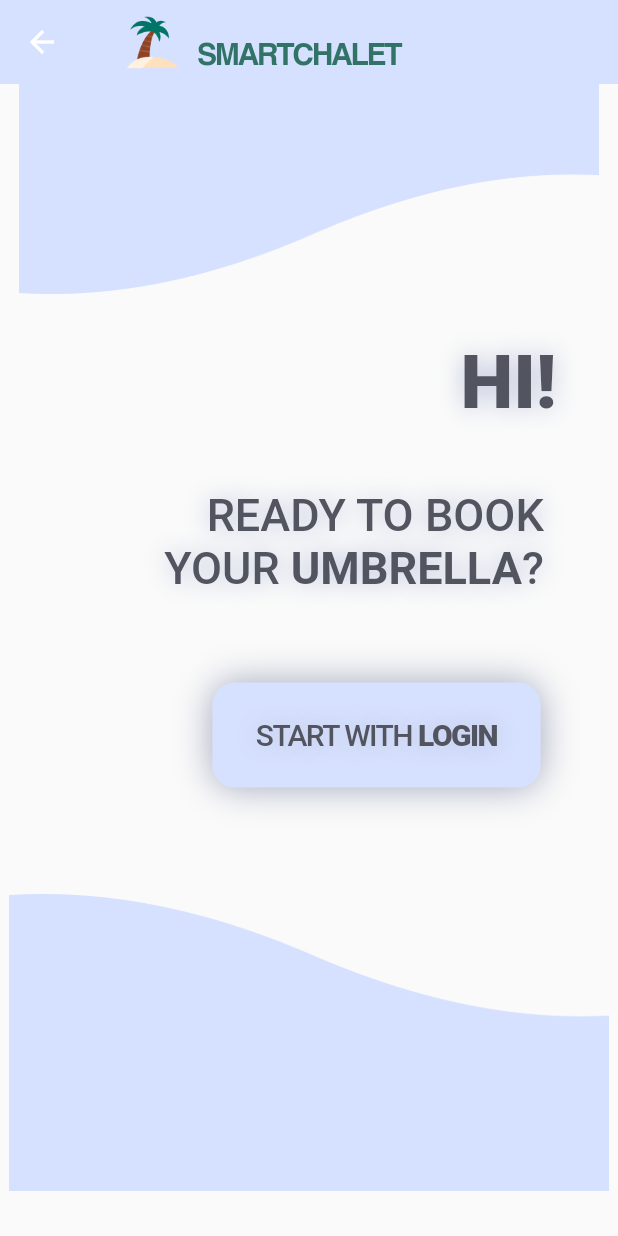
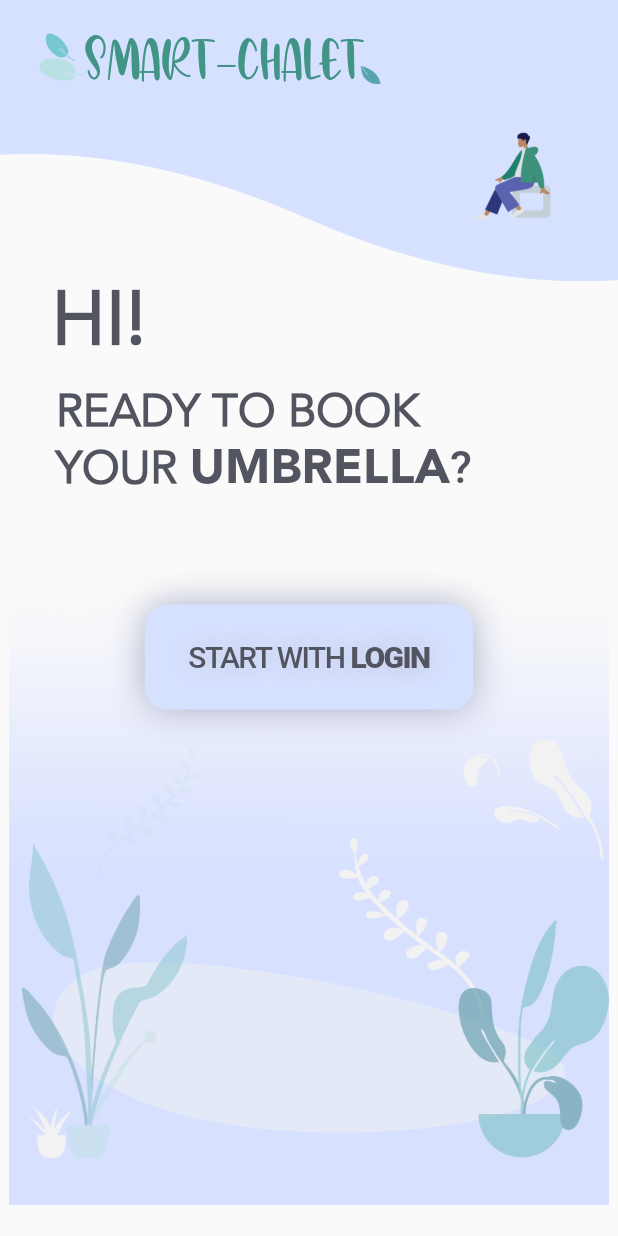
Before and after one commit to thevladdo/Smart_Chalet, a Flutter app: the HomePage screen opened directly, on a phone screen of 412 x 824 dp. Run offline on Flutter 3.47's test engine with Material 2 defaults, Android fonts, the phone set to English and light mode, and no system bars.

Commit message:
Recreation of HomePage design

```diff
--- a/Frontend/smart_chalet/lib/main.dart
+++ b/Frontend/smart_chalet/lib/main.dart
@@ -1,7 +1,16 @@
 import 'package:flutter/material.dart';
+import 'package:flutter/services.dart';
+
+// ignore: unused_import
 import 'package:smart_chalet/screens/home_page.dart';
+// ignore: unused_import
 import 'package:smart_chalet/screens/registration_page.dart';
 
-void main() => runApp(const MaterialApp(
-      home: RegPage(),
-    ));
+void main() {
+  WidgetsFlutterBinding.ensureInitialized();
+  SystemChrome.setPreferredOrientations(
+      [DeviceOrientation.portraitUp, DeviceOrientation.portraitDown]);
+  runApp(const MaterialApp(
+    home: HomePage(),
+  ));
+}
--- a/Frontend/smart_chalet/lib/screens/home_page.dart
+++ b/Frontend/smart_chalet/lib/screens/home_page.dart
@@ -6,37 +6,57 @@ class HomePage extends StatelessWidget {
   @override
   Widget build(BuildContext context) {
     return Scaffold(
+        resizeToAvoidBottomInset: false,
         appBar: AppBar(
           elevation: 0,
           backgroundColor: const Color.fromARGB(255, 214, 225, 255),
           title: Row(
             children: [
-              Image.asset(
-                'assets/images/Beach-icon.png',
-                width: 60,
-                height: 60,
+              Container(
+                transform: Matrix4.translationValues(0, 10, 0),
+                child: Image.asset(
+                  'assets/images/Title_2.png',
+                  height: 40,
+                  width: 40,
                 ),
-              const Text(
-                "SMARTCHALET",
+              ),
+              Container(
+                transform: Matrix4.translationValues(0, 5, 0),
+                child: const Text(
+                  "Smart-Chalet",
                   style: TextStyle(
-                    color: Color.fromARGB(255, 50, 115, 103),
-                    fontWeight: FontWeight.w800,
-                    letterSpacing: -1.5,
-                    fontFamily: 'HelveticaBold',
-                    height: 2.8),
+                      color: Color.fromARGB(255, 65, 148, 134),
+                      fontWeight: FontWeight.w500,
+                      letterSpacing: -1,
+                      fontFamily: 'AvocadoCreamy',
+                      fontSize: 40,
+                      height: 1.5),
+                ),
+              ),
+              Container(
+                transform: Matrix4.translationValues(-10, 25, 0),
+                child: Image.asset(
+                  'assets/images/Title_1.png',
+                  height: 30,
+                  width: 30,
+                ),
               ),
             ],
           ),
         ),
         body: Center(
+          child: SingleChildScrollView(
             child: Column(
               children: const [
                 HeaderImage(),
+                SittingHuman(),
+                HiText(),
                 LogInText(),
-              FooterImage(),
-              HiText(),
-              LogInButton()
+                FooterGradient(),
+                HumanHome(),
+                LogInButton(),
               ],
+            ),
           ),
         ));
   }
@@ -49,31 +69,31 @@ class LogInText extends StatelessWidget {
   @override
   Widget build(BuildContext context) {
     return Container(
-      transform: Matrix4.translationValues(30, 0, 0),
+      transform: Matrix4.translationValues(-30, -250, 0),
       child: RichText(
         text: const TextSpan(
           text: '\n\nREADY TO BOOK\nYOUR ',
           style: TextStyle(
-              fontWeight: FontWeight.w500,
+            fontFamily: 'AvenirBook',
+            fontWeight: FontWeight.w700,
             fontSize: 30,
             color: Color.fromARGB(255, 82, 85, 96),
-              shadows: <Shadow>[
-                Shadow(
-                    color: Color.fromARGB(255, 186, 193, 218),
-                    offset: Offset.zero,
-                    blurRadius: 20)
-              ]),
+          ),
           children: <TextSpan>[
             TextSpan(
                 text: 'UMBRELLA',
-                style: TextStyle(fontSize: 30, fontWeight: FontWeight.w700)),
+                style: TextStyle(
+                  fontSize: 32,
+                  fontFamily: 'AvenirBlack',
+                  fontWeight: FontWeight.w600,
+                )),
             TextSpan(
               text: '?',
               style: TextStyle(fontWeight: FontWeight.w500, fontSize: 30),
             )
           ],
         ),
-        textAlign: TextAlign.end,
+        textAlign: TextAlign.start,
       ),
     );
   }
@@ -86,18 +106,14 @@ class HiText extends StatelessWidget {
   @override
   Widget build(BuildContext context) {
     return Container(
-        transform: Matrix4.translationValues(133, -370, 0),
+        transform: Matrix4.translationValues(-140, -190, 0),
         child: const Text('HI!',
             style: TextStyle(
+              fontFamily: 'AvenirBook',
               fontWeight: FontWeight.w800,
               fontSize: 50,
               color: Color.fromARGB(255, 82, 85, 96),
-                shadows: <Shadow>[
-                  Shadow(
-                      color: Color.fromARGB(255, 186, 193, 218),
-                      offset: Offset.zero,
-                      blurRadius: 20)
-                ])));
+            )));
   }
 }
 
@@ -108,12 +124,12 @@ class LogInButton extends StatelessWidget {
   @override
   Widget build(BuildContext context) {
     return Container(
-      transform: Matrix4.translationValues(45, -200, 0),
+      transform: Matrix4.translationValues(0, -930, 0),
       decoration: BoxDecoration(
           color: const Color.fromARGB(255, 214, 225, 255),
           boxShadow: const <BoxShadow>[
             BoxShadow(
-                color: Color.fromARGB(255, 161, 167, 189),
+                color: Color.fromARGB(255, 170, 174, 196),
                 offset: Offset.zero,
                 blurRadius: 20)
           ],
@@ -153,27 +169,6 @@ class LogInButton extends StatelessWidget {
   }
 }
 
-/// This Widget represent the footer image (flipped header image)
-class FooterImage extends StatelessWidget {
-  const FooterImage({Key? key}) : super(key: key);
-
-  @override
-  Widget build(BuildContext context) {
-    return Container(
-      height: 200,
-      width: 400,
-      transform: Matrix4.rotationX(3),
-      transformAlignment: Alignment.bottomCenter,
-      child: Image.asset(
-        'assets/images/pattern-background-mobile.png',
-        fit: BoxFit.cover,
-        height: 1000,
-        alignment: Alignment.bottomCenter,
-      ),
-    );
-  }
-}
-
 /// This Widget represent the header image
 class HeaderImage extends StatelessWidget {
   const HeaderImage({Key? key}) : super(key: key);
@@ -181,13 +176,86 @@ class HeaderImage extends StatelessWidget {
   @override
   Widget build(BuildContext context) {
     return Container(
-      height: 200,
+      height: 250,
       width: 500,
-      transform: Matrix4.translationValues(0, -60, 0),
+      transform: Matrix4.translationValues(0, -100, 0),
       child: Image.asset(
-        'assets/images/pattern-background-mobile.png',
+        'assets/images/pattern-background-mobile_flipped.png',
         //fit: BoxFit.cover,
       ),
     );
   }
 }
+
+/// This Widget represent the footer image
+class FooterGradient extends StatelessWidget {
+  const FooterGradient({Key? key}) : super(key: key);
+
+  @override
+  Widget build(BuildContext context) {
+    return Container(
+      height: 450,
+      width: 400,
+      transform: Matrix4.translationValues(0, -230, 0),
+      decoration: BoxDecoration(
+          borderRadius: const BorderRadius.all(Radius.elliptical(15, 15))),
+      //padding: const EdgeInsets.fromLTRB(20, 10, 20, 10),
+      child: Image.asset(
+        'assets/images/Gradient_Home.png',
+        fit: BoxFit.cover,
+      ),
+    );
+  }
+}
+
+class HumanHome extends StatelessWidget {
+  const HumanHome({Key? key}) : super(key: key);
+
+  @override
+  Widget build(BuildContext context) {
+    return Container(
+      height: 300,
+      width: 400,
+      transform: Matrix4.translationValues(0, -540, 0),
+      child: Image.asset(
+        'assets/images/Home.png',
+        fit: BoxFit.cover,
+      ),
+    );
+  }
+}
+
+class SittingHuman extends StatelessWidget {
+  const SittingHuman({Key? key}) : super(key: key);
+
+  @override
+  Widget build(BuildContext context) {
+    return Container(
+      height: 70,
+      width: 60,
+      transform: Matrix4.translationValues(140, -220, 0),
+      child: Image.asset(
+        'assets/images/Humans/Humaaan_DarkGreen.png',
+        //'assets/images/Humans/Humaaan_LightGreen.png',
+        fit: BoxFit.cover,
+      ),
+    );
+  }
+}
+
+class StandingHuman extends StatelessWidget {
+  const StandingHuman({Key? key}) : super(key: key);
+
+  @override
+  Widget build(BuildContext context) {
+    return Container(
+      height: 60,
+      width: 40,
+      transform: Matrix4.translationValues(130, -0, 0),
+      child: Image.asset(
+        'assets/images/Humans/Standing.png',
+        fit: BoxFit.cover,
+      ),
+    );
+  }
+}
```
Also changed, not shown: Frontend/smart_chalet/pubspec.yaml (+21 -0 lines), Frontend/smart_chalet/assets/fonts/Avenir/Avenir-Black.otf (added), Frontend/smart_chalet/assets/fonts/Avenir/Avenir-Book.otf (added), Frontend/smart_chalet/assets/fonts/Avenir/Avenir-Roman.otf (added), Frontend/smart_chalet/assets/fonts/Avocado Creamy.ttf (added), Frontend/smart_chalet/assets/fonts/Cafe Matcha.ttf (added), Frontend/smart_chalet/assets/images/Gradient_Home.png (added), Frontend/smart_chalet/assets/images/Home.png (added), Frontend/smart_chalet/assets/images/Humans/Humaaan.png (added), Frontend/smart_chalet/assets/images/Humans/Humaaan_DarkGreen.png (added), Frontend/smart_chalet/assets/images/Humans/Humaaan_LightGreen.png (added), Frontend/smart_chalet/assets/images/Humans/Humaaan_Orange.png (added), Frontend/smart_chalet/assets/images/Humans/Standing.png (added), Frontend/smart_chalet/assets/images/Title_1.png (added), 2 more files. Lines whose indentation alone changed are shown as unchanged.
